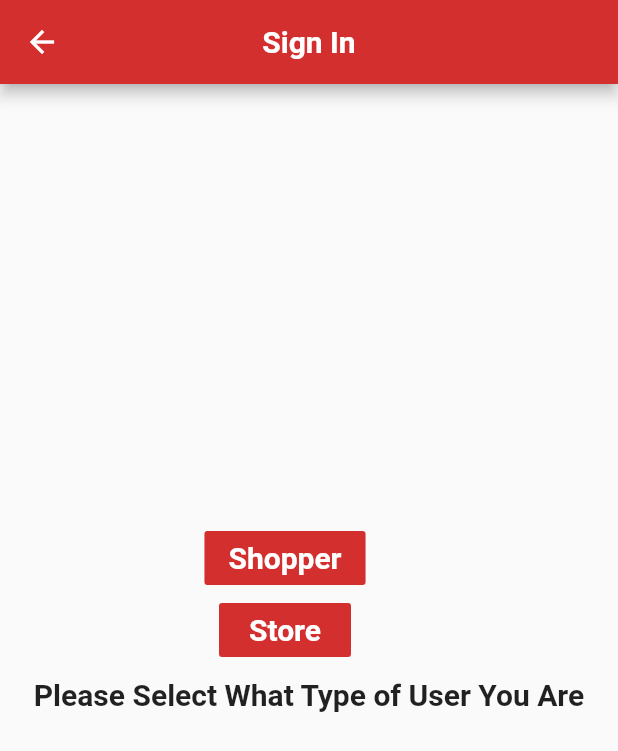
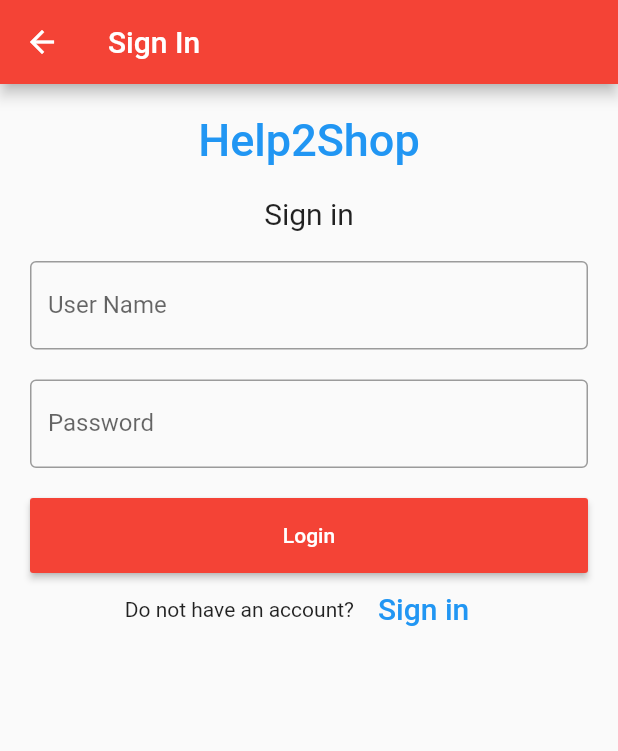
Before and after one commit to SamhithKakarla/Help2Shop, a Flutter app: the screen it shows after launch, after a tap on "Sign In", on a phone screen of 412 x 824 dp. Shown: the top 751 px of the screen. Run offline on Flutter 3.47's test engine with Material 2 defaults, Android fonts, the phone set to English and light mode, and no system bars.

Commit message:
inital studff

```diff
--- a/lib/main.dart
+++ b/lib/main.dart
@@ -33,22 +33,7 @@ class Home extends StatelessWidget {
                 color: Colors.red[700],
                 onPressed: () {
                   Navigator.push(context,
-                      MaterialPageRoute(builder: (context) => SignIn()));
-                },
-              ),
-              FlatButton(
-                child: Text(
-                  'Sign Up',
-                  style: TextStyle(
-                    fontWeight: FontWeight.bold,
-                    fontSize: 20.0,
-                    color: Colors.white,
-                  ),
-                ),
-                color: Colors.red[700],
-                onPressed: () {
-                  Navigator.push(context,
-                      MaterialPageRoute(builder: (context) => SignUp()));
+                      MaterialPageRoute(builder: (context) => MyApp()));
                 },
               ),
             ]),
@@ -383,71 +368,95 @@ class SignedInStoreState extends State<SignedInStore> {
     );
   }
 }
-class SignUp extends StatelessWidget {
+
+class MyApp extends StatefulWidget {
+  @override
+  _State createState() => _State();
+}
+
+class _State extends State<MyApp> {
+  TextEditingController nameController = TextEditingController();
+  TextEditingController passwordController = TextEditingController();
+
   @override
   Widget build(BuildContext context) {
     return Scaffold(
         appBar: AppBar(
-        title: Text(
-          "Sign Up",
+          title: Text('Sign In'),
+          backgroundColor: Colors.red,
+        ),
+        body: Padding(
+            padding: EdgeInsets.all(10),
+            child: ListView(
+              children: <Widget>[
+                Container(
+                    alignment: Alignment.center,
+                    padding: EdgeInsets.all(10),
+                    child: Text(
+                      'Help2Shop',
                       style: TextStyle(
-            fontWeight: FontWeight.bold,
+                          color: Colors.blue,
+                          fontWeight: FontWeight.w500,
+                          fontSize: 30),
+                    )),
+                Container(
+                    alignment: Alignment.center,
+                    padding: EdgeInsets.all(10),
+                    child: Text(
+                      'Sign in',
+                      style: TextStyle(fontSize: 20),
+                    )),
+                Container(
+                  padding: EdgeInsets.all(10),
+                  child: TextField(
+                    controller: nameController,
+                    decoration: InputDecoration(
+                      border: OutlineInputBorder(),
+                      labelText: 'User Name',
                     ),
                   ),
-        centerTitle: true,
-        backgroundColor: Colors.red[700],
                 ),
-      body: Center(
-        child: Column(
-          mainAxisAlignment: MainAxisAlignment.center,
-          children: <Widget>[
-            Text(
-              '\n\nPlease Select What Type of User You Are',
-              style: TextStyle(
-                fontSize: 20,
-                fontWeight: FontWeight.bold,
+                Container(
+                  padding: EdgeInsets.fromLTRB(10, 10, 10, 0),
+                  child: TextField(
+                    obscureText: true,
+                    controller: passwordController,
+                    decoration: InputDecoration(
+                      border: OutlineInputBorder(),
+                      labelText: 'Password',
                     ),
                   ),
-          ],
                 ),
-      ),
-      floatingActionButton: Center(
-        child: Column(
-            mainAxisAlignment: MainAxisAlignment.center,
-            crossAxisAlignment: CrossAxisAlignment.center,
-            children: [
-              FlatButton(
-                child: Text(
-                  'Shopper',
-                  style: TextStyle(
-                    fontWeight: FontWeight.bold,
-                    fontSize: 20.0,
-                    color: Colors.white,
-                  ),
-                ),
-                color: Colors.red[700],
+                Container(
+                    height: 70,
+                    padding: EdgeInsets.fromLTRB(10, 20, 10, 0),
+                    child: RaisedButton(
+                      textColor: Colors.white,
+                      color: Colors.red,
+                      child: Text('Login'),
                       onPressed: () {
                         Navigator.push(context,
                             MaterialPageRoute(builder: (context) => SignIn()));
                       },
+                    )),
+                Container(
+                    child: Row(
+                      children: <Widget>[
+                        Text('Do not have an account?'),
+                        FlatButton(
+                          textColor: Colors.blue,
+                          child: Text(
+                            'Sign in',
+                            style: TextStyle(fontSize: 20),
                           ),
-              FlatButton(
-                child: Text(
-                  'Store',
-                  style: TextStyle(
-                    fontWeight: FontWeight.bold,
-                    fontSize: 20.0,
-                    color: Colors.white,
-                  ),
-                ),
-                color: Colors.red[700],
                           onPressed: () {
-                  Navigator.push(context,
-                      MaterialPageRoute(builder: (context) => SignUp()));
+                            //signup screen
                           },
-              ),
-            ]),
-      ),
-    );
+                        )
+                      ],
+                      mainAxisAlignment: MainAxisAlignment.center,
+                    ))
+              ],
+            )));
   }
 }
```
Lines whose indentation alone changed are shown as unchanged.
